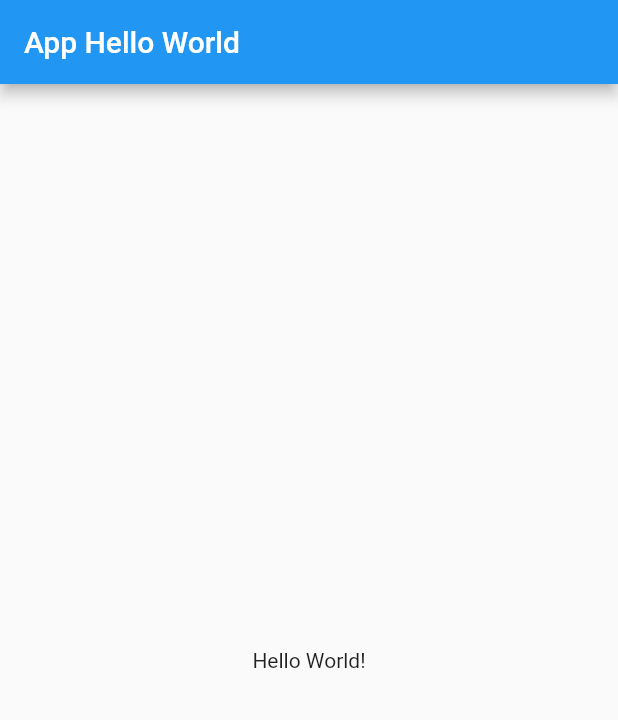
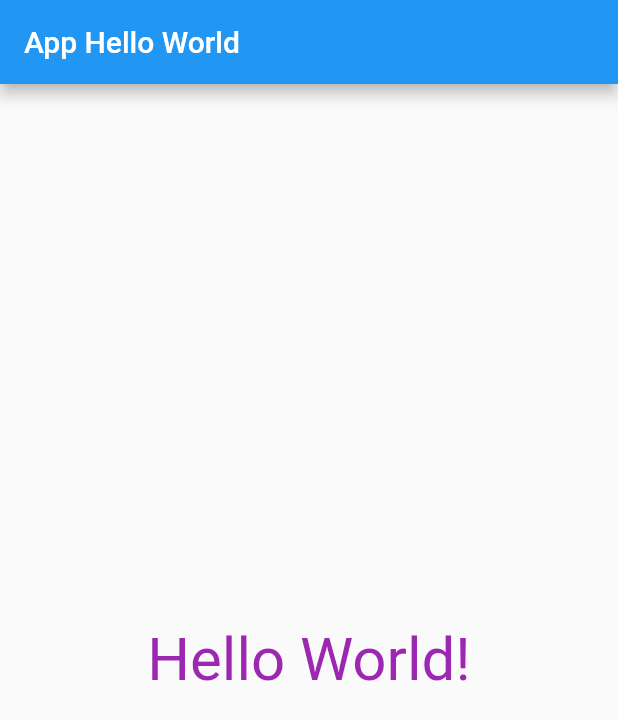
Before and after one commit to mehedihasanshakil7/Flutter-Hello-World-App, a Flutter app: the screen it shows after launch, on a phone screen of 412 x 824 dp. Shown: the top 720 px of the screen. Run offline on Flutter 3.47's test engine with Material 2 defaults, Android fonts, the phone set to English and light mode, and no system bars.

Commit message:
colored the word hello world

```diff
--- a/lib/main.dart
+++ b/lib/main.dart
@@ -15,8 +15,12 @@ class MyApp extends StatelessWidget {
         appBar: AppBar(
           title: Text('App Hello World'),
         ),
-      body: Center(
-        child: Text('Hello World!'),
+        body: Center(
+          child: Text(
+            "Hello World!",
+            textDirection: TextDirection.ltr,
+            style: TextStyle(color: Colors.purple, fontSize: 40.0),
+          ),
         ),
       ),
     );
```
